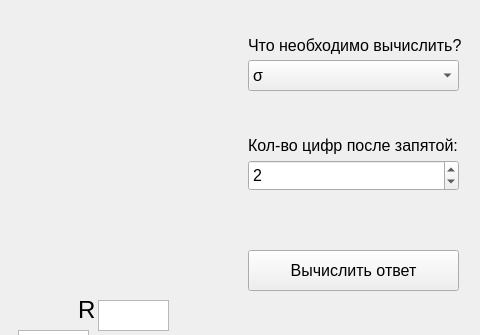
Above: ui/pipetka.ui from weplok/Surface-tension-app before the change; both pictures show x 212 to 692 and y 0 to 335 of the 692 by 685 pixel window. Below: the same form after it.
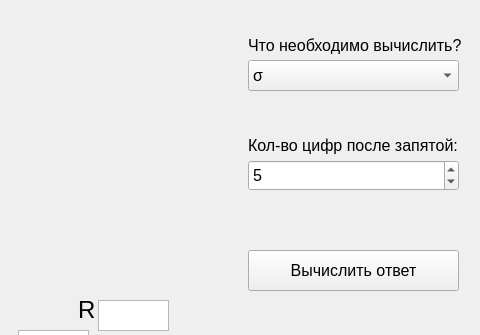
That is the form after the change. Icons and pictures are not drawn.

What changed in the file:
```diff
--- a/ui/pipetka.ui
+++ b/ui/pipetka.ui
@@ -346,7 +346,7 @@
      </font>
     </property>
     <property name="value">
-     <number>2</number>
+     <number>5</number>
     </property>
    </widget>
    <widget class="QLabel" name="label_11">
```
